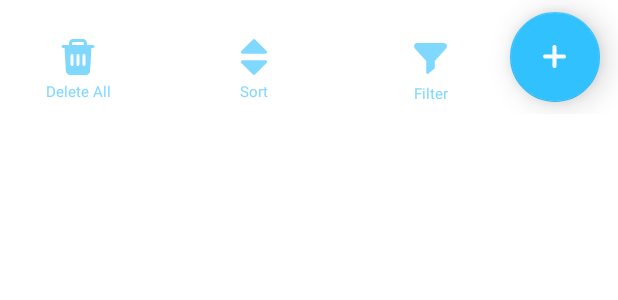
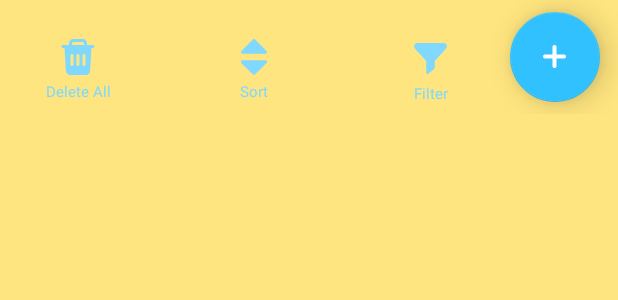
Before and after one commit to kahaYu/MoodDiaryApp, an Android app: the layout fragment_nav_bar.xml on its own in the app's theme, with its tools: preview values and no code run, on a phone screen of 412 x 824 dp. Shown: the top 300 px of the screen. Run offline under Robolectric (Android 15) with nearby library versions, the phone set to English and light mode, and no system bars.

Commit message:
[commit message]

```diff
--- a/app/build.gradle
+++ b/app/build.gradle
@@ -11,7 +11,7 @@ android {
 
     defaultConfig {
         applicationId "com.yurakolesnikov.vada"
-        minSdkVersion 21
+        minSdkVersion 23
         targetSdkVersion 30
         versionCode 1
         versionName "1.0"
--- a/app/src/main/AndroidManifest.xml
+++ b/app/src/main/AndroidManifest.xml
@@ -8,7 +8,8 @@
         android:label="@string/app_name"
         android:roundIcon="@mipmap/ic_launcher_round"
         android:supportsRtl="true"
-        android:theme="@style/Theme.MoodDiary">
+        android:theme="@style/Theme.MoodDiary"
+        >
         <activity android:name=".ui.MainActivity.MainActivity">
             <intent-filter>
                 <action android:name="android.intent.action.MAIN" />
--- a/app/src/main/java/com/yurakolesnikov/mooddiary/database/NotesDatabase.kt
+++ b/app/src/main/java/com/yurakolesnikov/mooddiary/database/NotesDatabase.kt
@@ -1,10 +1,10 @@
 package com.yurakolesnikov.mooddiary.database
 
-import androidx.databinding.adapters.Converters
 import androidx.room.Database
 import androidx.room.RoomDatabase
 import androidx.room.TypeConverters
 import com.yurakolesnikov.mooddiary.database.model.Note
+import com.yurakolesnikov.mooddiary.utils.Converters
 
 @Database(entities = [Note::class], version = 1, exportSchema = false)
 @TypeConverters(Converters::class)
--- a/app/src/main/java/com/yurakolesnikov/mooddiary/di/AppModule.kt
+++ b/app/src/main/java/com/yurakolesnikov/mooddiary/di/AppModule.kt
@@ -2,7 +2,9 @@ package com.yurakolesnikov.mooddiary.di
 
 import android.content.Context
 import android.provider.ContactsContract
+import androidx.databinding.adapters.Converters
 import androidx.room.Room
+import androidx.room.TypeConverters
 import com.yurakolesnikov.mooddiary.database.Dao
 import com.yurakolesnikov.mooddiary.database.NotesDatabase
 import dagger.Module
@@ -14,6 +16,7 @@ import javax.inject.Singleton
 
 @Module
 @InstallIn(SingletonComponent::class)
+
 object AppModule {
 
     @Singleton
--- a/app/src/main/java/com/yurakolesnikov/mooddiary/sharedViewModels/SharedViewModel.kt
+++ b/app/src/main/java/com/yurakolesnikov/mooddiary/sharedViewModels/SharedViewModel.kt
@@ -1,6 +1,10 @@
 package com.yurakolesnikov.mooddiary.sharedViewModels
 
+import androidx.lifecycle.MutableLiveData
 import androidx.lifecycle.ViewModel
 
 class SharedViewModel : ViewModel() {
+
+    val onAddPressed = MutableLiveData<Boolean>()
+    fun onAddPressed() { onAddPressed.value = true }
 }
--- a/app/src/main/res/layout/fragment_nav_bar.xml
+++ b/app/src/main/res/layout/fragment_nav_bar.xml
@@ -5,6 +5,9 @@
 
     <data>
 
+        <variable
+            name="fragment"
+            type="com.yurakolesnikov.mooddiary.ui.NavBarFragment" />
     </data>
 
     <androidx.constraintlayout.widget.ConstraintLayout
@@ -18,6 +21,7 @@
             android:layout_height="wrap_content"
             android:layout_marginStart="40dp"
             android:background="@android:color/transparent"
+            android:onClick="@{() -> fragment.onDeleteAllPressed()}"
             android:src="@drawable/ic_delete_all"
             app:layout_constraintBottom_toBottomOf="parent"
             app:layout_constraintStart_toStartOf="parent"
@@ -28,6 +32,7 @@
             android:layout_width="wrap_content"
             android:layout_height="wrap_content"
             android:background="@android:color/transparent"
+            android:onClick="@{() -> fragment.onSortPressed()}"
             android:src="@drawable/ic_sort"
             app:layout_constraintBottom_toBottomOf="parent"
             app:layout_constraintEnd_toStartOf="@+id/button_filter"
@@ -40,6 +45,7 @@
             android:layout_height="wrap_content"
             android:layout_marginEnd="40dp"
             android:background="@android:color/transparent"
+            android:onClick="@{() -> fragment.onFilterPressed()}"
             android:src="@drawable/ic_filter"
             app:layout_constraintBottom_toBottomOf="parent"
             app:layout_constraintEnd_toStartOf="@+id/button_add"
@@ -52,6 +58,7 @@
             android:layout_marginTop="8dp"
             android:layout_marginEnd="12dp"
             android:layout_marginBottom="8dp"
+            android:onClick="@{() -> fragment.onAddPressed()}"
             android:src="@drawable/ic_add"
             app:backgroundTint="@color/fab"
             app:elevation="12dp"
@@ -66,37 +73,37 @@
             android:id="@+id/tv_delete_all"
             android:layout_width="wrap_content"
             android:layout_height="wrap_content"
+            android:layout_marginTop="4dp"
             android:text="@string/delete_all"
+            android:textColor="@color/icon"
             android:textSize="@dimen/text_size"
             app:layout_constraintEnd_toEndOf="@+id/button_delete_all"
             app:layout_constraintStart_toStartOf="@+id/button_delete_all"
-            app:layout_constraintTop_toBottomOf="@+id/button_delete_all"
-            android:textColor="@color/icon"
-            android:layout_marginTop="4dp"/>
+            app:layout_constraintTop_toBottomOf="@+id/button_delete_all" />
 
         <TextView
             android:id="@+id/tv_sort"
             android:layout_width="wrap_content"
             android:layout_height="wrap_content"
+            android:layout_marginTop="4dp"
             android:text="@string/sort"
+            android:textColor="@color/icon"
             android:textSize="@dimen/text_size"
             app:layout_constraintEnd_toEndOf="@+id/button_sort"
             app:layout_constraintStart_toStartOf="@+id/button_sort"
-            app:layout_constraintTop_toBottomOf="@+id/button_sort"
-            android:textColor="@color/icon"
-            android:layout_marginTop="4dp"/>
+            app:layout_constraintTop_toBottomOf="@+id/button_sort" />
 
         <TextView
             android:id="@+id/tv_filter"
             android:layout_width="wrap_content"
             android:layout_height="wrap_content"
+            android:layout_marginTop="4dp"
             android:text="@string/filter"
+            android:textColor="@color/icon"
             android:textSize="@dimen/text_size"
             app:layout_constraintEnd_toEndOf="@+id/button_filter"
             app:layout_constraintStart_toStartOf="@+id/button_filter"
-            app:layout_constraintTop_toBottomOf="@+id/button_filter"
-            android:textColor="@color/icon"
-            android:layout_marginTop="4dp"/>
+            app:layout_constraintTop_toBottomOf="@+id/button_filter" />
 
     </androidx.constraintlayout.widget.ConstraintLayout>
 </layout>
--- a/app/src/main/res/values/colors.xml
+++ b/app/src/main/res/values/colors.xml
@@ -5,4 +5,6 @@
     <color name="iconOnClick">#FFE57F</color>
     <color name="white">#FFFFFF</color>
     <color name="black">#000000</color>
+    <color name="dropDown">#2CA7FFEB</color>
+    <color name="transparent">#00000000</color>
 </resources>
--- a/app/src/main/res/values/dimensions.xml
+++ b/app/src/main/res/values/dimensions.xml
@@ -3,5 +3,6 @@
     <dimen name="icon">24dp</dimen>
     <dimen name="icon_fit">26dp</dimen>
     <dimen name="text_size">10dp</dimen>
+    <dimen name="text_main">17dp</dimen>
 
 </resources>
--- a/app/src/main/res/values/themes.xml
+++ b/app/src/main/res/values/themes.xml
@@ -10,7 +10,14 @@
         <item name="colorSecondaryVariant">@color/icon</item>
         <item name="colorOnSecondary">@color/black</item>
         <!-- Status bar color. -->
-        <item name="android:statusBarColor" tools:targetApi="l">?attr/colorPrimaryVariant</item>
+        <item name="android:statusBarColor" tools:targetApi="l">@android:color/transparent</item>
+        <item name="android:windowLightStatusBar" tools:targetApi="23">true</item>
+        <item name="android:fitsSystemWindows">false</item>
+        <item name="android:windowBackground">@color/iconOnClick</item>
+
         <!-- Customize your theme here. -->
-    </style>
-</resources>
+        <!--<item name="android:windowTranslucentStatus">false</item>-->
+        <!--<item name="android:windowDrawsSystemBarBackgrounds">true</item>-->
+        <!-- <item name="android:windowTranslucentNavigation">true</item>-->
+     </style>
+ </resources>
```
Also changed, not shown: app/src/main/java/com/yurakolesnikov/mooddiary/ui/AddNoteFragment.kt (added, +39 -0 lines), app/src/main/java/com/yurakolesnikov/mooddiary/ui/MainActivity/MainActivity.kt (+28 -16 lines), app/src/main/java/com/yurakolesnikov/mooddiary/ui/NavBarFragment.kt (+9 -2 lines), app/src/main/java/com/yurakolesnikov/mooddiary/utils/extensions.kt (+78 -1 lines), app/src/main/res/layout/activity_main.xml (+14 -6 lines), app/src/main/res/layout/dropdowm_item.xml (added, +10 -0 lines), app/src/main/res/layout/fragment_add_note.xml (added, +59 -0 lines), app/src/main/res/values/strings.xml (+13 -0 lines).
